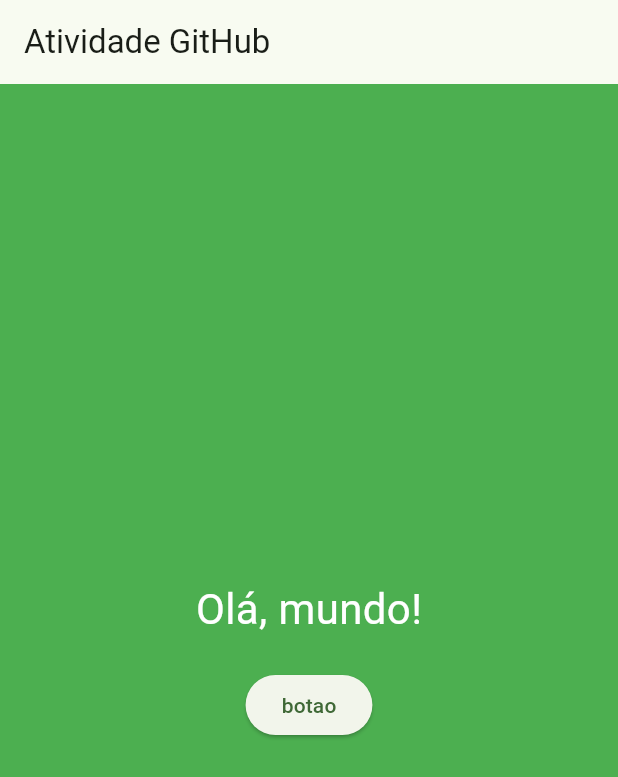
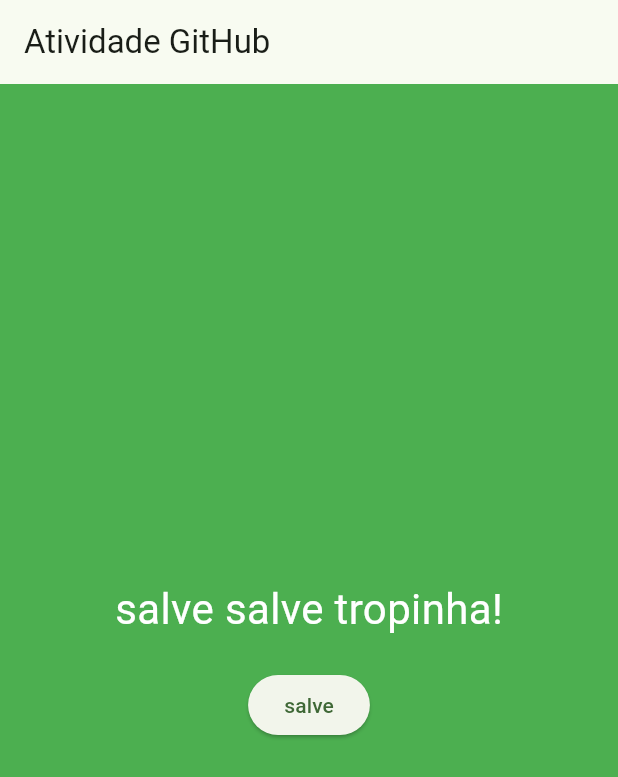
Before and after one commit to mateusoares10hp-hub/atividade-simples-flutter, a Flutter app: the screen it shows after launch, on a phone screen of 412 x 824 dp. Shown: the top 777 px of the screen. Run offline on Flutter 3.47's test engine with Material 3 defaults, Android fonts, the phone set to English and light mode, and no system bars.

Commit message:
Update main.dart

```diff
--- a/lib/main.dart
+++ b/lib/main.dart
@@ -29,27 +29,19 @@ class TelaPrincipal extends StatelessWidget {
   Widget build(BuildContext context) {
     return Scaffold(
       backgroundColor: Colors.green,
-      appBar: AppBar(
-        title: const Text('Atividade GitHub'),
-      ),
+      appBar: AppBar(title: const Text('Atividade GitHub')),
       body: Center(
         child: Column(
           mainAxisAlignment: MainAxisAlignment.center,
           children: [
             const Text(
-              'Olá, mundo!',
-              style: TextStyle(
-                fontSize: 28,
-                color: Colors.white,
-              ),
+              'salve salve tropinha!',
+              style: TextStyle(fontSize: 28, color: Colors.white),
             ),
 
             const SizedBox(height: 20),
 
-            ElevatedButton(
-              onPressed: () {},
-              child: const Text('botao'),
-            ),
+            ElevatedButton(onPressed: () {}, child: const Text('salve')),
           ],
         ),
       ),
```
